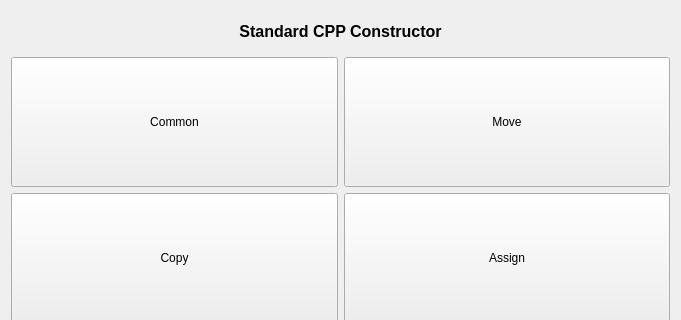
Before: the Qt Designer form QtGuiApplicationTest/QtGuiApplicationTest/Miscellaneous/MiscellaneousStdConstructor.ui in xautshuanglong/QtLearningRepository, drawn with Qt 5; both pictures show x 0 to 681 and y 0 to 320 of the 681 by 470 pixel window.
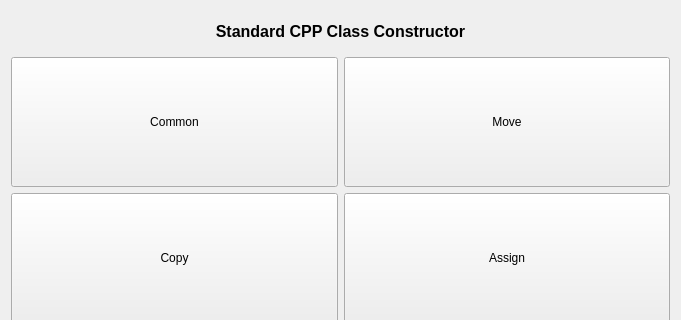
After: the same form once the commit is applied.

What changed in the file:
```diff
--- a/QtGuiApplicationTest/QtGuiApplicationTest/Miscellaneous/MiscellaneousStdConstructor.ui
+++ b/QtGuiApplicationTest/QtGuiApplicationTest/Miscellaneous/MiscellaneousStdConstructor.ui
@@ -30,7 +30,7 @@
       </font>
      </property>
      <property name="text">
-      <string>Standard CPP Constructor</string>
+      <string>Standard CPP Class Constructor</string>
      </property>
      <property name="alignment">
       <set>Qt::AlignCenter</set>
```
